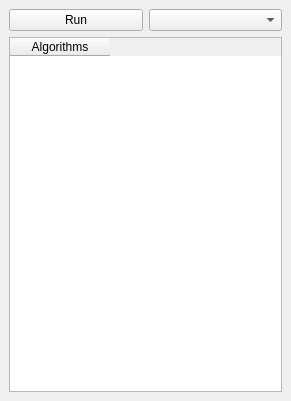
Old version of the form GUI/inc/AlgorithmExplorer.ui in the repository rrnntt/SmallProject.
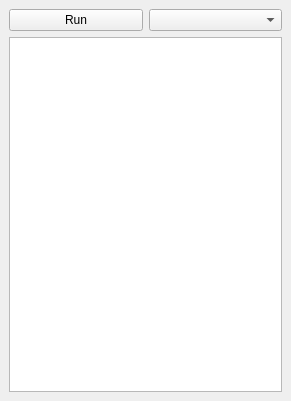
New version of the form.

Diff of the .ui file:
```diff
--- a/GUI/inc/AlgorithmExplorer.ui
+++ b/GUI/inc/AlgorithmExplorer.ui
@@ -30,10 +30,13 @@
      </layout>
     </item>
     <item>
-     <widget class="QTableWidget" name="tableWidget">
+     <widget class="QTreeWidget" name="treeAlgorithms">
+      <attribute name="headerVisible">
+       <bool>false</bool>
+      </attribute>
       <column>
        <property name="text">
-        <string>Algorithms</string>
+        <string/>
        </property>
       </column>
      </widget>
```
